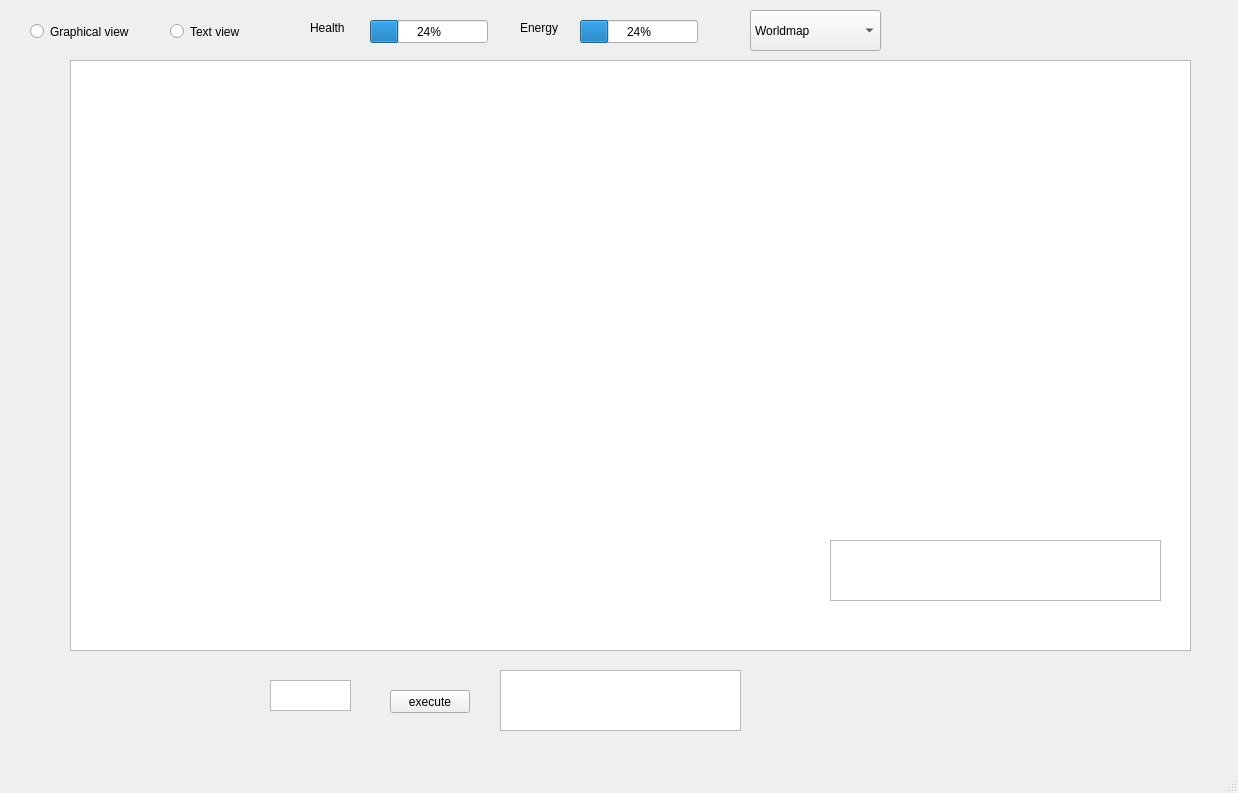
This is mainwindow.ui in CemalYet/PathPlanner as Qt 5 draws it before an edit. The edited form follows.
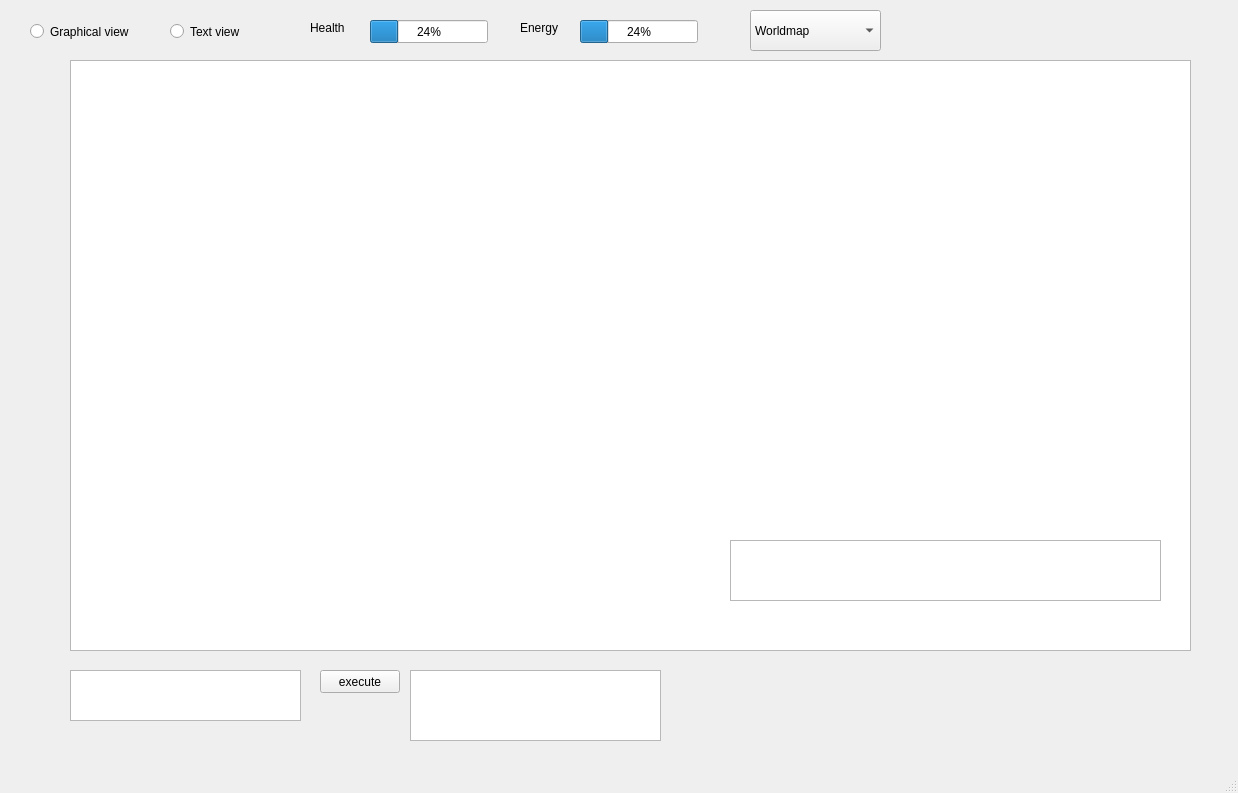
This is the edited form. Icons and pictures are not drawn.

```diff
--- a/mainwindow.ui
+++ b/mainwindow.ui
@@ -88,10 +88,10 @@
    <widget class="QTextEdit" name="userInput">
     <property name="geometry">
      <rect>
-      <x>270</x>
-      <y>680</y>
-      <width>81</width>
-      <height>31</height>
+      <x>70</x>
+      <y>670</y>
+      <width>231</width>
+      <height>51</height>
      </rect>
     </property>
     <property name="html">
@@ -105,8 +105,8 @@
    <widget class="QPushButton" name="executeButton">
     <property name="geometry">
      <rect>
-      <x>390</x>
-      <y>690</y>
+      <x>320</x>
+      <y>670</y>
       <width>80</width>
       <height>23</height>
      </rect>
@@ -144,19 +144,19 @@
    <widget class="QPlainTextEdit" name="helpResponse">
     <property name="geometry">
      <rect>
-      <x>500</x>
+      <x>410</x>
       <y>670</y>
-      <width>241</width>
-      <height>61</height>
+      <width>251</width>
+      <height>71</height>
      </rect>
     </property>
    </widget>
    <widget class="QTextBrowser" name="textBrowser">
     <property name="geometry">
      <rect>
-      <x>830</x>
+      <x>730</x>
       <y>540</y>
-      <width>331</width>
+      <width>431</width>
       <height>61</height>
      </rect>
     </property>
```
